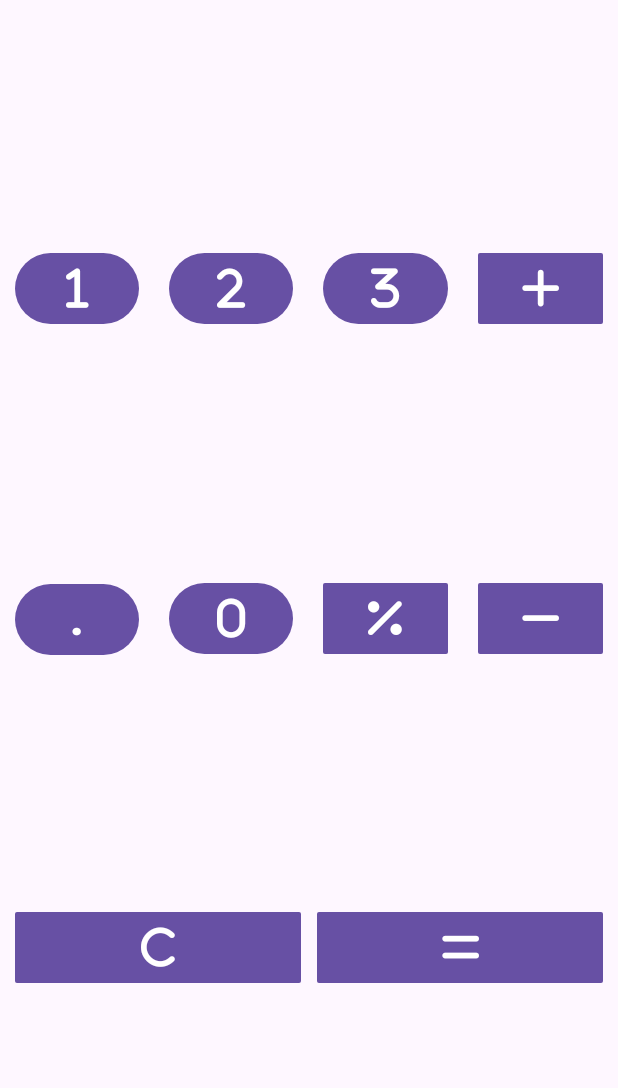
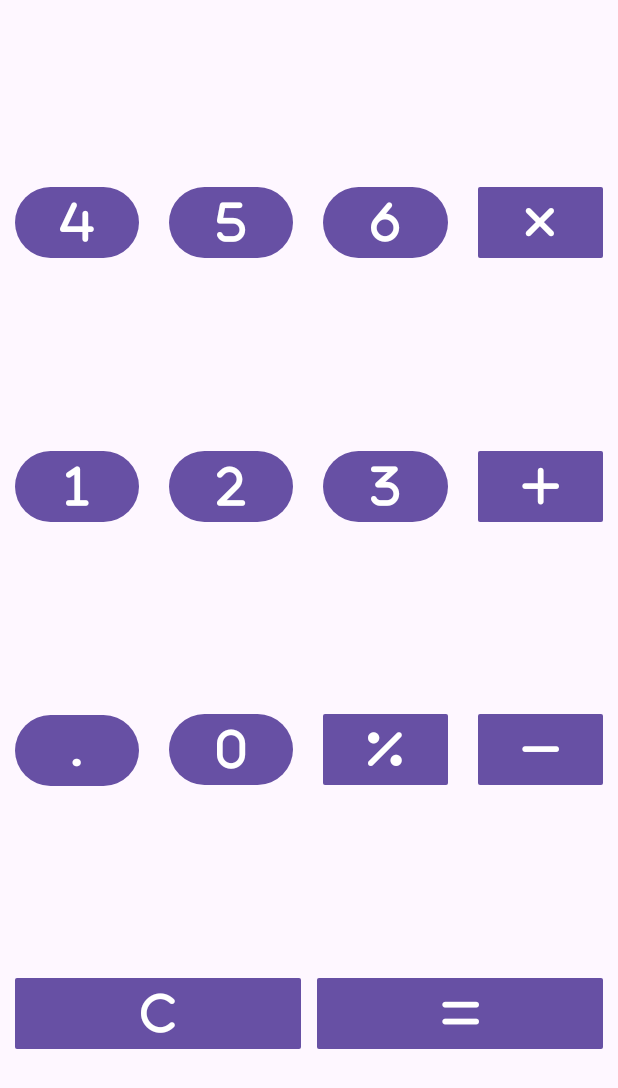
Before and after one commit to AkshitMoudgil/COMP3025_ASSIGNMENT1, an Android app: the screen it shows after launch (MainActivity), on a phone screen of 412 x 824 dp. Shown: the top 1088 px of the screen. Run offline under Robolectric (Android 15) with nearby library versions, the phone set to English and light mode, and no system bars.

Commit message:
added fourth row of calculator

```diff
--- a/app/src/main/res/layout/activity_main.xml
+++ b/app/src/main/res/layout/activity_main.xml
@@ -8,6 +8,74 @@
     tools:context=".MainActivity">
 
     <LinearLayout
+        android:id="@+id/fourthRow"
+        android:layout_width="match_parent"
+        android:layout_height="wrap_content"
+        android:orientation="horizontal"
+        app:layout_constraintBottom_toTopOf="@id/thirdRow"
+        app:layout_constraintEnd_toEndOf="parent"
+        app:layout_constraintStart_toStartOf="parent"
+        app:layout_constraintTop_toTopOf="parent">
+
+        <Button
+            android:id="@+id/fourButton"
+            android:layout_width="@dimen/button_size"
+            android:layout_height="@dimen/button_size"
+            android:layout_marginStart="@dimen/margin_x"
+            android:layout_marginEnd="@dimen/margin_x"
+            android:layout_weight="1"
+            android:fontFamily="@font/fa_solid_900"
+            android:paddingStart="@dimen/padding_x"
+            android:paddingEnd="@dimen/padding_x"
+            android:tag="4"
+            android:text="4"
+            android:textSize="@dimen/button_text" />
+
+        <Button
+            android:id="@+id/fiveButton"
+            android:layout_width="@dimen/button_size"
+            android:layout_height="@dimen/button_size"
+            android:layout_marginStart="@dimen/margin_x"
+            android:layout_marginEnd="@dimen/margin_x"
+            android:layout_weight="1"
+            android:fontFamily="@font/fa_solid_900"
+            android:paddingStart="@dimen/padding_x"
+            android:paddingEnd="@dimen/padding_x"
+            android:tag="5"
+            android:text="5"
+            android:textSize="@dimen/button_text" />
+
+        <Button
+            android:id="@+id/sixButton"
+            android:layout_width="@dimen/button_size"
+            android:layout_height="@dimen/button_size"
+            android:layout_marginStart="@dimen/margin_x"
+            android:layout_marginEnd="@dimen/margin_x"
+            android:layout_weight="1"
+            android:fontFamily="@font/fa_solid_900"
+            android:paddingStart="@dimen/padding_x"
+            android:paddingEnd="@dimen/padding_x"
+            android:tag="6"
+            android:text="6"
+            android:textSize="@dimen/button_text" />
+
+        <Button
+            android:id="@+id/multiplyButton"
+            android:layout_width="@dimen/button_size"
+            android:layout_height="@dimen/button_size"
+            android:layout_marginStart="@dimen/margin_x"
+            android:layout_marginEnd="@dimen/margin_x"
+            android:layout_weight="1"
+            android:fontFamily="@font/fa_solid_900"
+            android:paddingStart="@dimen/padding_x"
+            android:paddingEnd="@dimen/padding_x"
+            android:tag="multiply"
+            android:text="@string/multiply"
+            android:textSize="@dimen/button_text"
+            app:cornerRadius="1dp"/>
+    </LinearLayout>
+
+    <LinearLayout
         android:id="@+id/thirdRow"
         android:layout_width="match_parent"
         android:layout_height="wrap_content"
@@ -15,7 +83,7 @@
         app:layout_constraintBottom_toTopOf="@id/secondRow"
         app:layout_constraintEnd_toEndOf="parent"
         app:layout_constraintStart_toStartOf="parent"
-        app:layout_constraintTop_toTopOf="parent">
+        app:layout_constraintTop_toBottomOf="@id/fourthRow">
 
         <Button
             android:id="@+id/oneButton"
```
